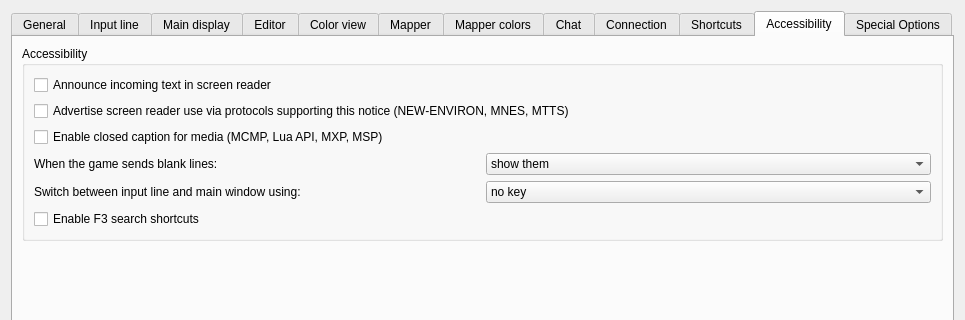
Qt form src/ui/profile_preferences.ui (Mudlet/Mudlet) before a commit; both pictures show x 0 to 965 and y 0 to 320 of the 965 by 694 pixel window.
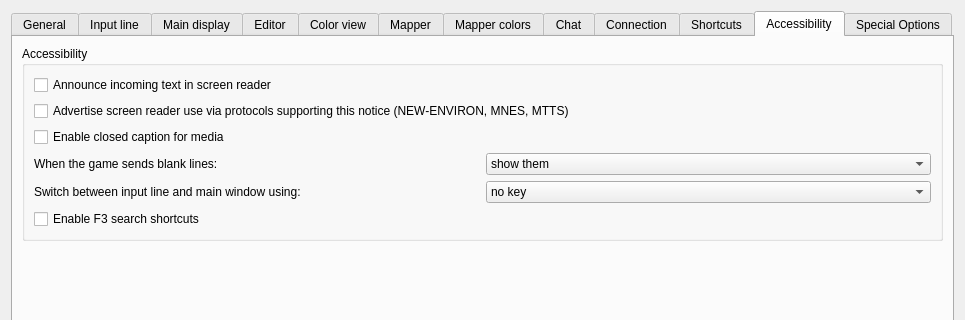
The same form after that commit. The open tabs and pages were chosen to show the change. Icons and pictures are not drawn. Custom widgets are drawn as their Qt base class.

Patch:
```diff
--- a/src/ui/profile_preferences.ui
+++ b/src/ui/profile_preferences.ui
@@ -3860,7 +3860,7 @@
           <item row="2" column="0" colspan="2">
            <widget class="QCheckBox" name="checkBox_enableClosedCaption">
             <property name="text">
-             <string>Enable closed caption for media (MCMP, Lua API, MXP, MSP)</string>
+             <string>Enable closed caption for media</string>
             </property>
            </widget>
           </item>
```
